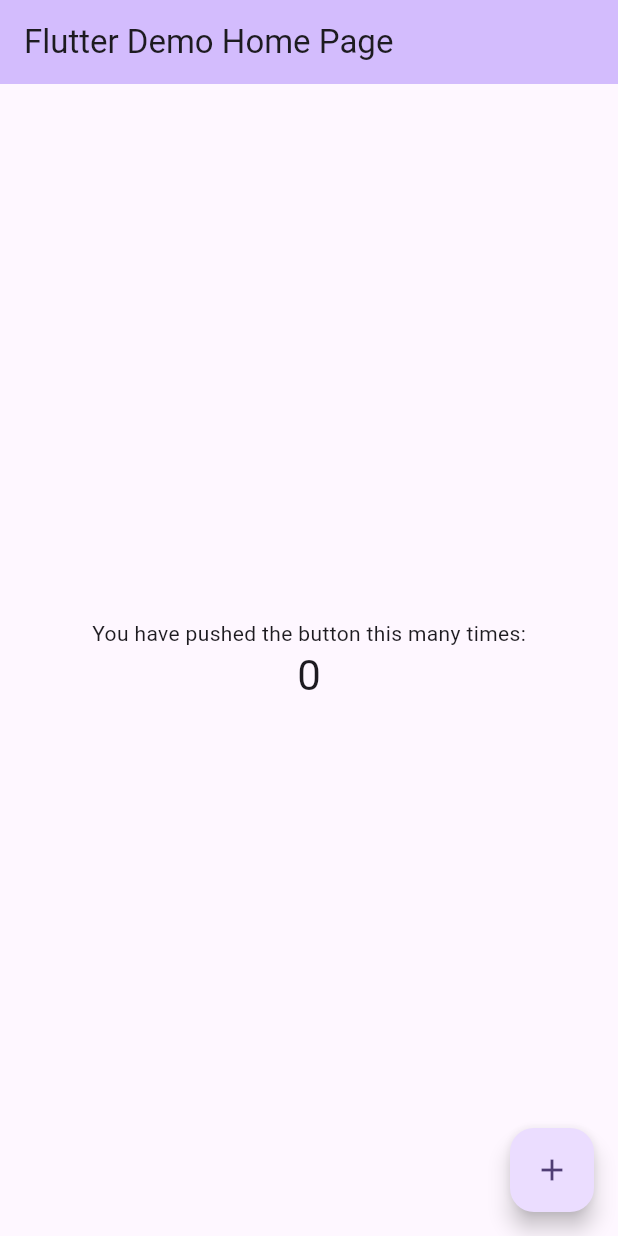
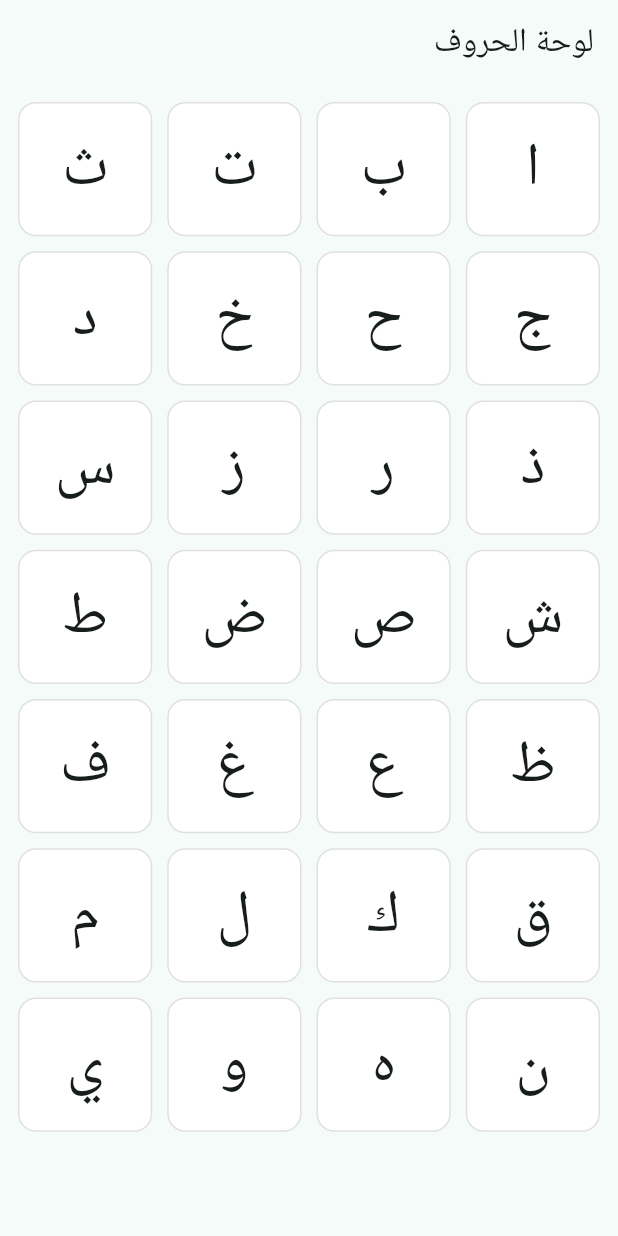
Before and after one commit to 3lw0n/lisan, a Flutter app: the screen it shows after launch, on a phone screen of 412 x 824 dp. Run offline on Flutter 3.47's test engine with Material 3 defaults, Android fonts, the phone set to English and light mode, and no system bars; our stand-ins replace shared_preferences.

Commit message:
المرحلة ١ (v0.1): لوحة الحروف + شاشة الحرف بلا إنترنت، حفظ التقدّم محليًّا، تحمّل غياب الأصول، minSdk 26، واختبارات

```diff
--- /dev/null
+++ b/lib/app.dart
@@ -0,0 +1,46 @@
+import 'package:flutter/material.dart';
+import 'package:flutter_localizations/flutter_localizations.dart';
+
+import 'data/asset_checker.dart';
+import 'data/letters_repository.dart';
+import 'data/progress_store.dart';
+import 'screens/letters_board_screen.dart';
+import 'theme/app_theme.dart';
+
+class LisanApp extends StatelessWidget {
+  LisanApp({
+    super.key,
+    LettersRepository? repository,
+    ProgressStore? progress,
+    AssetChecker? assets,
+  }) : repository = repository ?? LettersRepository(),
+       progress = progress ?? ProgressStore(),
+       assets = assets ?? AssetChecker();
+
+  final LettersRepository repository;
+  final ProgressStore progress;
+  final AssetChecker assets;
+
+  @override
+  Widget build(BuildContext context) {
+    return MaterialApp(
+      title: 'لِسان',
+      debugShowCheckedModeBanner: false,
+      theme: AppTheme.light(),
+      locale: const Locale('ar'),
+      supportedLocales: const [Locale('ar')],
+      localizationsDelegates: const [
+        GlobalMaterialLocalizations.delegate,
+        GlobalWidgetsLocalizations.delegate,
+        GlobalCupertinoLocalizations.delegate,
+      ],
+      builder: (context, child) =>
+          Directionality(textDirection: TextDirection.rtl, child: child!),
+      home: LettersBoardScreen(
+        repository: repository,
+        progress: progress,
+        assets: assets,
+      ),
+    );
+  }
+}
--- /dev/null
+++ b/lib/data/asset_checker.dart
@@ -0,0 +1,27 @@
+import 'package:flutter/foundation.dart';
+import 'package:flutter/services.dart';
+
+/// يتحقّق من وجود أصل داخل الحزمة قبل استخدامه، حتى لا تنهار الشاشة
+/// بخطأ `Unable to load asset` عندما لم تصل الأصول المخطَّطة بعد.
+class AssetChecker {
+  AssetChecker({AssetBundle? bundle}) : _bundle = bundle ?? rootBundle;
+
+  final AssetBundle _bundle;
+  Set<String>? _assets;
+
+  Future<bool> exists(String path) async {
+    if (_assets == null) {
+      try {
+        final manifest = await AssetManifest.loadFromAssetBundle(_bundle);
+        _assets = manifest.listAssets().toSet();
+      } catch (_) {
+        _assets = <String>{};
+      }
+    }
+    final found = _assets!.contains(path);
+    if (!found && kDebugMode) {
+      debugPrint('[لِسان] أصل ناقص: $path');
+    }
+    return found;
+  }
+}
--- /dev/null
+++ b/lib/data/letter.dart
@@ -0,0 +1,32 @@
+/// حرف واحد كما يُقرأ من `assets/data/letters.csv`.
+class Letter {
+  const Letter({
+    required this.letter,
+    required this.nameEn,
+    this.word = '',
+    this.meaningEn = '',
+  });
+
+  final String letter;
+  final String nameEn;
+  final String word;
+  final String meaningEn;
+
+  /// مسارات الأصول مشتقة من `name_en` حرفيًّا (حالة الأحرف مهمّة داخل APK).
+  String get audioDir => 'assets/audio/letters/$nameEn/';
+  String get imageDir => 'assets/images/letters/$nameEn/';
+  String get soundPath => '${audioDir}sound.mp3';
+  String formPath(LetterForm form) => '${imageDir}forms/${form.fileName}.png';
+}
+
+/// الأشكال الأربعة للحرف.
+enum LetterForm {
+  initial('initial', 'أول'),
+  medial('medial', 'وسط'),
+  finalForm('final', 'آخر'),
+  isolated('isolated', 'منفصل');
+
+  const LetterForm(this.fileName, this.labelAr);
+  final String fileName;
+  final String labelAr;
+}
--- /dev/null
+++ b/lib/data/letters_repository.dart
@@ -0,0 +1,44 @@
+import 'package:flutter/services.dart';
+
+import 'letter.dart';
+
+/// يقرأ الحروف من ملف CSV داخل الحزمة (بلا إنترنت).
+class LettersRepository {
+  LettersRepository({AssetBundle? bundle}) : _bundle = bundle ?? rootBundle;
+
+  static const String csvPath = 'assets/data/letters.csv';
+  final AssetBundle _bundle;
+
+  Future<List<Letter>> load() async {
+    final raw = await _bundle.loadString(csvPath);
+    return parse(raw);
+  }
+
+  /// الأعمدة: letter, name_en, word, meaning_en — الأسطر التي تبدأ بـ`#` تعليقات.
+  static List<Letter> parse(String raw) {
+    final rows = raw
+        .split(RegExp(r'\r?\n'))
+        .map((l) => l.trim())
+        .where((l) => l.isNotEmpty && !l.startsWith('#'))
+        .map((l) => l.split(',').map((c) => c.trim()).toList())
+        .toList();
+    if (rows.isEmpty) return const [];
+    final header = rows.first;
+    final iLetter = header.indexOf('letter');
+    final iName = header.indexOf('name_en');
+    final iWord = header.indexOf('word');
+    final iMeaning = header.indexOf('meaning_en');
+    String at(List<String> cells, int i) =>
+        (i >= 0 && i < cells.length) ? cells[i] : '';
+    return [
+      for (final cells in rows.skip(1))
+        if (at(cells, iLetter).isNotEmpty)
+          Letter(
+            letter: at(cells, iLetter),
+            nameEn: at(cells, iName),
+            word: at(cells, iWord),
+            meaningEn: at(cells, iMeaning),
+          ),
+    ];
+  }
+}
--- a/lib/main.dart
+++ b/lib/main.dart
@@ -1,122 +1,7 @@
 import 'package:flutter/material.dart';
 
+import 'app.dart';
+
 void main() {
-  runApp(const MyApp());
+  runApp(LisanApp());
 }
-
-class MyApp extends StatelessWidget {
-  const MyApp({super.key});
-
-  // This widget is the root of your application.
-  @override
-  Widget build(BuildContext context) {
-    return MaterialApp(
-      title: 'Flutter Demo',
-      theme: ThemeData(
-        // This is the theme of your application.
-        //
-        // TRY THIS: Try running your application with "flutter run". You'll see
-        // the application has a purple toolbar. Then, without quitting the app,
-        // try changing the seedColor in the colorScheme below to Colors.green
-        // and then invoke "hot reload" (save your changes or press the "hot
-        // reload" button in a Flutter-supported IDE, or press "r" if you used
-        // the command line to start the app).
-        //
-        // Notice that the counter didn't reset back to zero; the application
-        // state is not lost during the reload. To reset the state, use hot
-        // restart instead.
-        //
-        // This works for code too, not just values: Most code changes can be
-        // tested with just a hot reload.
-        colorScheme: .fromSeed(seedColor: Colors.deepPurple),
-      ),
-      home: const MyHomePage(title: 'Flutter Demo Home Page'),
-    );
-  }
-}
-
-class MyHomePage extends StatefulWidget {
-  const MyHomePage({super.key, required this.title});
-
-  // This widget is the home page of your application. It is stateful, meaning
-  // that it has a State object (defined below) that contains fields that affect
-  // how it looks.
-
-  // This class is the configuration for the state. It holds the values (in this
-  // case the title) provided by the parent (in this case the App widget) and
-  // used by the build method of the State. Fields in a Widget subclass are
-  // always marked "final".
-
-  final String title;
-
-  @override
-  State<MyHomePage> createState() => _MyHomePageState();
-}
-
-class _MyHomePageState extends State<MyHomePage> {
-  int _counter = 0;
-
-  void _incrementCounter() {
-    setState(() {
-      // This call to setState tells the Flutter framework that something has
-      // changed in this State, which causes it to rerun the build method below
-      // so that the display can reflect the updated values. If we changed
-      // _counter without calling setState(), then the build method would not be
-      // called again, and so nothing would appear to happen.
-      _counter++;
-    });
-  }
-
-  @override
-  Widget build(BuildContext context) {
-    // This method is rerun every time setState is called, for instance as done
-    // by the _incrementCounter method above.
-    //
-    // The Flutter framework has been optimized to make rerunning build methods
-    // fast, so that you can just rebuild anything that needs updating rather
-    // than having to individually change instances of widgets.
-    return Scaffold(
-      appBar: AppBar(
-        // TRY THIS: Try changing the color here to a specific color (to
-        // Colors.amber, perhaps?) and trigger a hot reload to see the AppBar
-        // change color while the other colors stay the same.
-        backgroundColor: Theme.of(context).colorScheme.inversePrimary,
-        // Here we take the value from the MyHomePage object that was created by
-        // the App.build method, and use it to set our appbar title.
-        title: Text(widget.title),
-      ),
-      body: Center(
-        // Center is a layout widget. It takes a single child and positions it
-        // in the middle of the parent.
-        child: Column(
-          // Column is also a layout widget. It takes a list of children and
-          // arranges them vertically. By default, it sizes itself to fit its
-          // children horizontally, and tries to be as tall as its parent.
-          //
-          // Column has various properties to control how it sizes itself and
-          // how it positions its children. Here we use mainAxisAlignment to
-          // center the children vertically; the main axis here is the vertical
-          // axis because Columns are vertical (the cross axis would be
-          // horizontal).
-          //
-          // TRY THIS: Invoke "debug painting" (choose the "Toggle Debug Paint"
-          // action in the IDE, or press "p" in the console), to see the
-          // wireframe for each widget.
-          mainAxisAlignment: .center,
-          children: [
-            const Text('You have pushed the button this many times:'),
-            Text(
-              '$_counter',
-              style: Theme.of(context).textTheme.headlineMedium,
-            ),
-          ],
-        ),
-      ),
-      floatingActionButton: FloatingActionButton(
-        onPressed: _incrementCounter,
-        tooltip: 'Increment',
-        child: const Icon(Icons.add),
-      ),
-    );
-  }
-}
--- /dev/null
+++ b/lib/screens/letters_board_screen.dart
@@ -0,0 +1,94 @@
+import 'package:flutter/material.dart';
+
+import '../data/asset_checker.dart';
+import '../data/letter.dart';
+import '../data/letters_repository.dart';
+import '../data/progress_store.dart';
+import '../widgets/letter_tile.dart';
+import 'letter_screen.dart';
+
+/// لوحة الحروف الـ٢٨ (المهمة ١٠).
+class LettersBoardScreen extends StatefulWidget {
+  const LettersBoardScreen({
+    super.key,
+    required this.repository,
+    required this.progress,
+    required this.assets,
+  });
+
+  final LettersRepository repository;
+  final ProgressStore progress;
+  final AssetChecker assets;
+
+  @override
+  State<LettersBoardScreen> createState() => _LettersBoardScreenState();
+}
+
+class _LettersBoardScreenState extends State<LettersBoardScreen> {
+  List<Letter>? _letters;
+  Set<String> _completed = {};
+  String? _error;
+
+  @override
+  void initState() {
+    super.initState();
+    _load();
+  }
+
+  Future<void> _load() async {
+    try {
+      final letters = await widget.repository.load();
+      final completed = await widget.progress.loadCompleted();
+      if (!mounted) return;
+      setState(() {
+        _letters = letters;
+        _completed = completed;
+      });
+    } catch (e) {
+      debugPrint('[لِسان] تعذّر تحميل ${LettersRepository.csvPath}: $e');
+      if (!mounted) return;
+      setState(() => _error = 'تعذّر تحميل ملف الحروف');
+    }
+  }
+
+  Future<void> _open(Letter letter) async {
+    await Navigator.of(context).push(
+      MaterialPageRoute<void>(
+        builder: (_) => LetterScreen(
+          letter: letter,
+          progress: widget.progress,
+          assets: widget.assets,
+        ),
+      ),
+    );
+    final completed = await widget.progress.loadCompleted();
+    if (mounted) setState(() => _completed = completed);
+  }
+
+  @override
+  Widget build(BuildContext context) {
+    final letters = _letters;
+    return Scaffold(
+      appBar: AppBar(title: const Text('لوحة الحروف')),
+      body: _error != null
+          ? Center(child: Text(_error!))
+          : letters == null
+          ? const Center(child: CircularProgressIndicator())
+          : GridView.builder(
+              key: const Key('letters_grid'),
+              padding: const EdgeInsets.all(12),
+              gridDelegate: const SliverGridDelegateWithFixedCrossAxisCount(
+                crossAxisCount: 4,
+                mainAxisSpacing: 10,
+                crossAxisSpacing: 10,
+              ),
+              itemCount: letters.length,
+              itemBuilder: (_, i) => LetterTile(
+                letter: letters[i],
+                completed: _completed.contains(letters[i].nameEn),
+                onTap: () => _open(letters[i]),
+              ),
+            ),
+    );
+  }
+}
--- /dev/null
+++ b/lib/theme/app_theme.dart
@@ -0,0 +1,14 @@
+import 'package:flutter/material.dart';
+
+class AppTheme {
+  static const Color primary = Color(0xFF1B5E5A);
+  static const Color completed = Color(0xFFC8E6C9);
+  static const Color completedBorder = Color(0xFF2E7D32);
+
+  static ThemeData light() {
+    return ThemeData(
+      colorScheme: ColorScheme.fromSeed(seedColor: primary),
+      useMaterial3: true,
+    );
+  }
+}
--- /dev/null
+++ b/lib/widgets/letter_tile.dart
@@ -0,0 +1,39 @@
+import 'package:flutter/material.dart';
+
+import '../data/letter.dart';
+import '../theme/app_theme.dart';
+
+class LetterTile extends StatelessWidget {
+  const LetterTile({
+    super.key,
+    required this.letter,
+    required this.completed,
+    required this.onTap,
+  });
+
+  final Letter letter;
+  final bool completed;
+  final VoidCallback onTap;
+
+  @override
+  Widget build(BuildContext context) {
+    return Material(
+      key: ValueKey('tile_${letter.nameEn}'),
+      color: completed ? AppTheme.completed : Colors.white,
+      shape: RoundedRectangleBorder(
+        borderRadius: BorderRadius.circular(12),
+        side: BorderSide(
+          color: completed ? AppTheme.completedBorder : Colors.black12,
+          width: completed ? 2 : 1,
+        ),
+      ),
+      child: InkWell(
+        borderRadius: BorderRadius.circular(12),
+        onTap: onTap,
+        child: Center(
+          child: Text(letter.letter, style: const TextStyle(fontSize: 40)),
+        ),
+      ),
+    );
+  }
+}
```
Also changed, not shown: assets/data/letters.csv (added, +32 -0 lines), lib/data/progress_store.dart (added, +22 -0 lines), lib/screens/letter_screen.dart (added, +175 -0 lines), lib/widgets/missing_asset_box.dart (added, +28 -0 lines), pubspec.yaml (+10 -1 lines), pubspec.lock, 3 other files.
